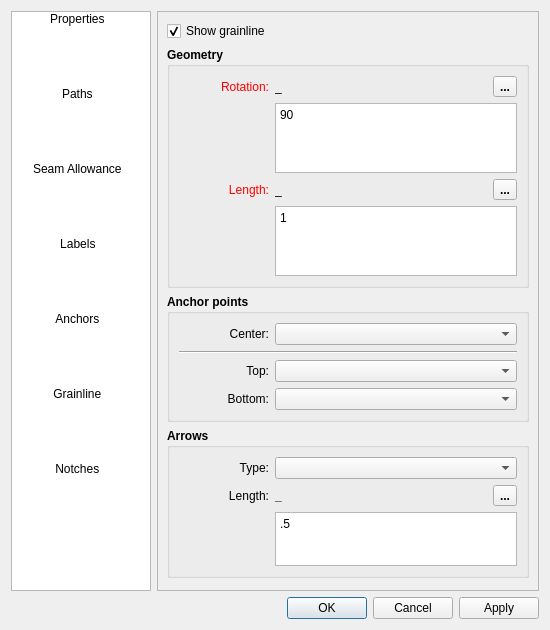
Above: src/libs/vtools/dialogs/tools/piece/pattern_piece_dialog.ui from FashionFreedom/Seamly2D before the change. Below: the same form after it.
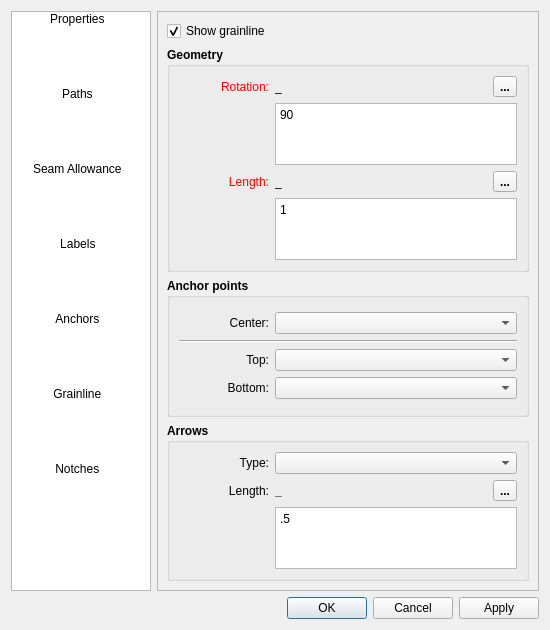
That is the form after the change. The open tabs and pages were chosen to show the change. Icons and pictures are not drawn. Custom widgets are drawn as their Qt base class.

Diff of the .ui file:
```diff
--- a/src/libs/vtools/dialogs/tools/piece/pattern_piece_dialog.ui
+++ b/src/libs/vtools/dialogs/tools/piece/pattern_piece_dialog.ui
@@ -4311,10 +4311,16 @@
                   <verstretch>0</verstretch>
                  </sizepolicy>
                 </property>
+                <property name="minimumSize">
+                 <size>
+                  <width>0</width>
+                  <height>62</height>
+                 </size>
+                </property>
                 <property name="maximumSize">
                  <size>
                   <width>16777215</width>
-                  <height>80</height>
+                  <height>62</height>
                  </size>
                 </property>
                 <property name="font">
@@ -4501,10 +4507,16 @@
                   <verstretch>0</verstretch>
                  </sizepolicy>
                 </property>
+                <property name="minimumSize">
+                 <size>
+                  <width>0</width>
+                  <height>62</height>
+                 </size>
+                </property>
                 <property name="maximumSize">
                  <size>
                   <width>16777215</width>
-                  <height>80</height>
+                  <height>62</height>
                  </size>
                 </property>
                 <property name="font">
@@ -4893,10 +4905,16 @@
                   <verstretch>0</verstretch>
                  </sizepolicy>
                 </property>
+                <property name="minimumSize">
+                 <size>
+                  <width>0</width>
+                  <height>62</height>
+                 </size>
+                </property>
                 <property name="maximumSize">
                  <size>
                   <width>16777215</width>
-                  <height>80</height>
+                  <height>62</height>
                  </size>
                 </property>
                 <property name="font">
@@ -4921,19 +4939,6 @@
            </layout>
           </widget>
          </item>
-         <item>
-          <spacer name="verticalSpacer_3">
-           <property name="orientation">
-            <enum>Qt::Vertical</enum>
-           </property>
-           <property name="sizeHint" stdset="0">
-            <size>
-             <width>20</width>
-             <height>189</height>
-            </size>
-           </property>
-          </spacer>
-         </item>
         </layout>
        </widget>
        <widget class="QWidget" name="notches_Page">
@@ -5866,6 +5871,11 @@
   </layout>
  </widget>
  <customwidgets>
+  <customwidget>
+   <class>ExpandingTextEdit</class>
+   <extends>QPlainTextEdit</extends>
+   <header>expandingtextedit.h</header>
+  </customwidget>
   <customwidget>
    <class>VLineEdit</class>
    <extends>QLineEdit</extends>
```
Left out of the diff: 77 changed lines with no effect on the pictures.
